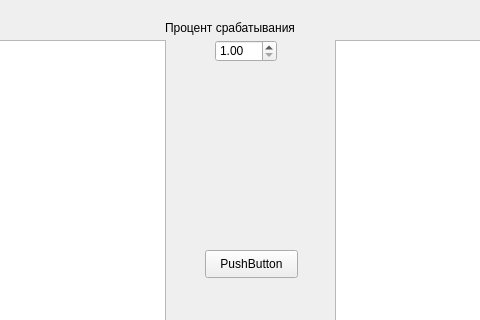
Before: the Qt Designer form task5/task5.ui in 5hp1k/Lab2_Apps, drawn with Qt 5; both pictures show x 165 to 645 and y 0 to 320 of the 811 by 584 pixel window.
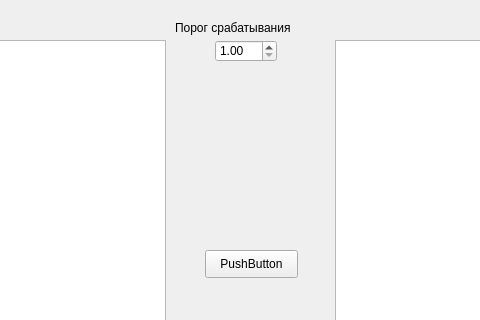
After: the same form once the commit is applied.

Commit message: Добавлен отчет и слегка изменен task5

```diff
--- a/task5/task5.ui
+++ b/task5/task5.ui
@@ -74,14 +74,14 @@
    <widget class="QLabel" name="label">
     <property name="geometry">
      <rect>
-      <x>330</x>
+      <x>340</x>
       <y>20</y>
       <width>141</width>
       <height>16</height>
      </rect>
     </property>
     <property name="text">
-     <string>Процент срабатывания</string>
+     <string>Порог срабатывания</string>
     </property>
    </widget>
   </widget>
```
The commit also changes 2 other files.
